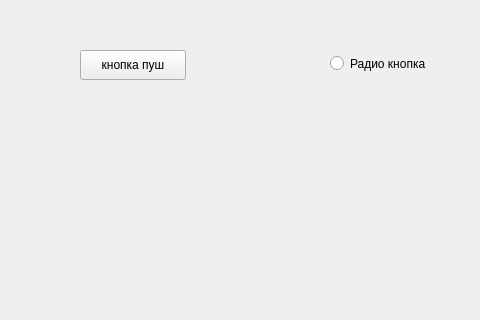
First picture: the form in mainwindow.ui, repository bigdatacon/Scheduler_Gui, before the edit; both pictures show x 0 to 480 and y 0 to 320 of the 800 by 600 pixel window.
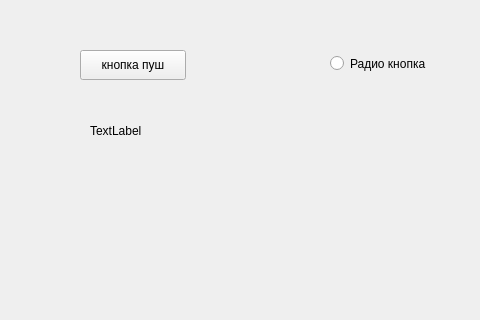
Second picture: the form after the edit.

The edit to the form file:
```diff
--- a/mainwindow.ui
+++ b/mainwindow.ui
@@ -53,6 +53,19 @@
      <string>Радио кнопка 2</string>
     </property>
    </widget>
+   <widget class="QLabel" name="resultLabel">
+    <property name="geometry">
+     <rect>
+      <x>90</x>
+      <y>120</y>
+      <width>80</width>
+      <height>21</height>
+     </rect>
+    </property>
+    <property name="text">
+     <string>TextLabel</string>
+    </property>
+   </widget>
   </widget>
   <widget class="QMenuBar" name="menubar">
    <property name="geometry">
```
